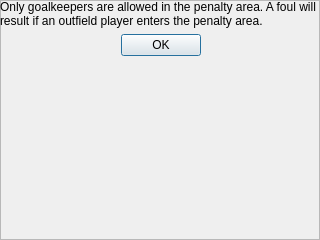
Qt form helpFrame.ui (rochford/cutefootball) before a commit.
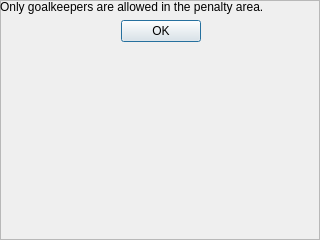
The same form after that commit.

The edit to the form file:
```diff
--- a/helpFrame.ui
+++ b/helpFrame.ui
@@ -32,7 +32,7 @@
     <item>
      <widget class="QLabel" name="label">
       <property name="text">
-       <string>Only goalkeepers are allowed in the penalty area. A foul will result if an outfield player enters the penalty area.</string>
+       <string>Only goalkeepers are allowed in the penalty area. </string>
       </property>
       <property name="textFormat">
        <enum>Qt::PlainText</enum>
```
